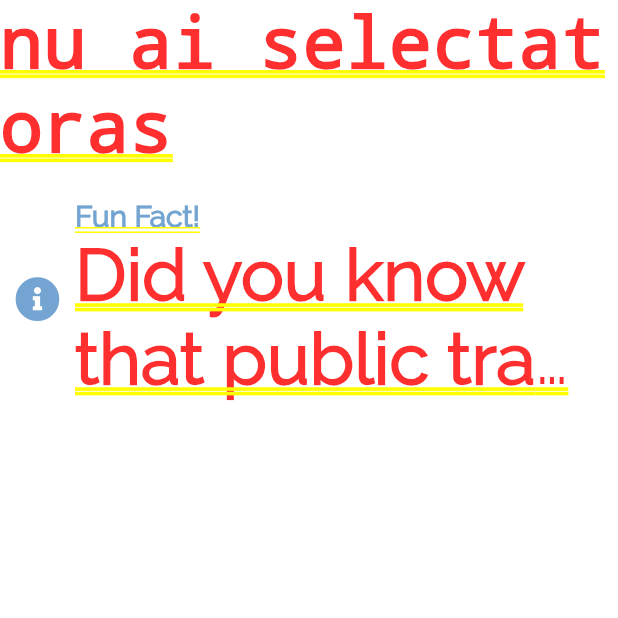
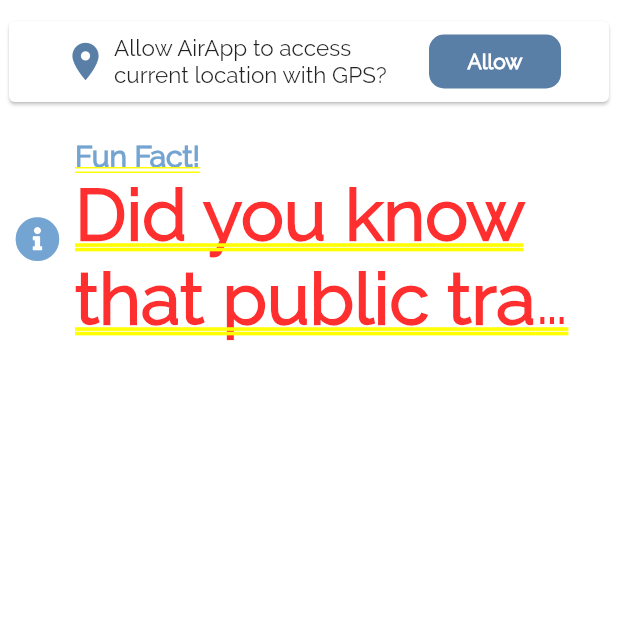
Before and after one commit to alexpavelm/SpaceAppsProject, a Flutter app: the MainWidget screen opened directly, after a tap on "Get location with GPS", on a phone screen of 412 x 824 dp, the top half of it. Run offline on Flutter 3.47's test engine with Material 2 defaults, Android fonts, the phone set to English and light mode, and no system bars; our stand-ins replace auto_size_text, cached_network_image, cloud_firestore, font_awesome_flutter, geolocator, google_maps_flutter and 1 more; missing offline and left inert: qrscan; accounts and stored records are empty.

Commit message:
-added allow gps button on current widget

```diff
--- a/lib/MainView/CurrentCityWidget.dart
+++ b/lib/MainView/CurrentCityWidget.dart
@@ -28,7 +28,6 @@ class CurrentCityWidgetState extends State<CurrentCityWidget> {
     if(globalData.isGPS){
       getLocation();
     }
-
   }
 
   @override
@@ -145,9 +144,87 @@ class CurrentCityWidgetState extends State<CurrentCityWidget> {
                 ),
               ));
         } else {
-          return Container(
-            child: Text("nu ai selectat oras"),
+          return Padding(
+            padding: const EdgeInsets.only(top:10, left: 2.0, right: 2),
+            child: Card(
+              child: Padding(
+                padding: const EdgeInsets.all(3.0),
+                child: Column(
+                  children: <Widget>[
+                    Row (
+                      mainAxisAlignment: MainAxisAlignment.center,
+                      children: <Widget>[
+                        Padding(
+                          padding: const EdgeInsets.only(left: 4.0, right: 4),
+                          child: Icon(Icons.location_on,
+                          size: 30,
+                          color: globalData.secondaryColor),
+                        ),
+                        Container(
+                            width: 210,
+                            child: Text("Allow AirApp to access current location with GPS?",
+                              style: TextStyle(
+                                fontFamily: 'Raleway',
+                                fontSize: 15,
+                              ),
+                              maxLines: 3,
+                            ),
+                        ),
+                        FlatButton(
+                            shape: RoundedRectangleBorder(
+                              borderRadius: new BorderRadius.circular(10),
+                            ),
+                            color: globalData.secondaryColor,
+                            child: Text( "Allow",
+                                style: TextStyle(
+                                  fontFamily: 'Raleway',
+                                  fontWeight: FontWeight.bold,
+                                  color: Colors.white,
+
+                                )),
+                          onPressed: () {
+                            setState(() {
+                              globalData.isGPS = true;
+                              globalData.cityAssigned =
+                                  Future.delayed(new Duration(microseconds: 1));
+                              getLocation();
+                            });
+                          },
+                        )
+                      ],
+                    ),
+                  ],
+                ),
+              ),
+            ),
           );
+
+
+          /*Padding(
+            padding: const EdgeInsets.only(top:10.0, left: 20, right: 20),
+            child: FlatButton(
+              shape: RoundedRectangleBorder(
+                borderRadius: new BorderRadius.circular(10),
+              ),
+              color: globalData.mainColor,
+              child: Row(
+                mainAxisAlignment: MainAxisAlignment.center,
+                children: <Widget>[
+                  Text(" Agree",
+                      style: TextStyle(
+                          fontFamily: 'Raleway', fontWeight: FontWeight.bold)),
+                ],
+              ),
+              onPressed: () {
+                setState(() {
+                  globalData.isGPS = true;
+                  globalData.cityAssigned =
+                      Future.delayed(new Duration(microseconds: 1));
+                  getLocation();
+                });
+              },
+            ),
+          );*/
         }
       }
     );
```
Also changed, not shown: pubspec.lock.
